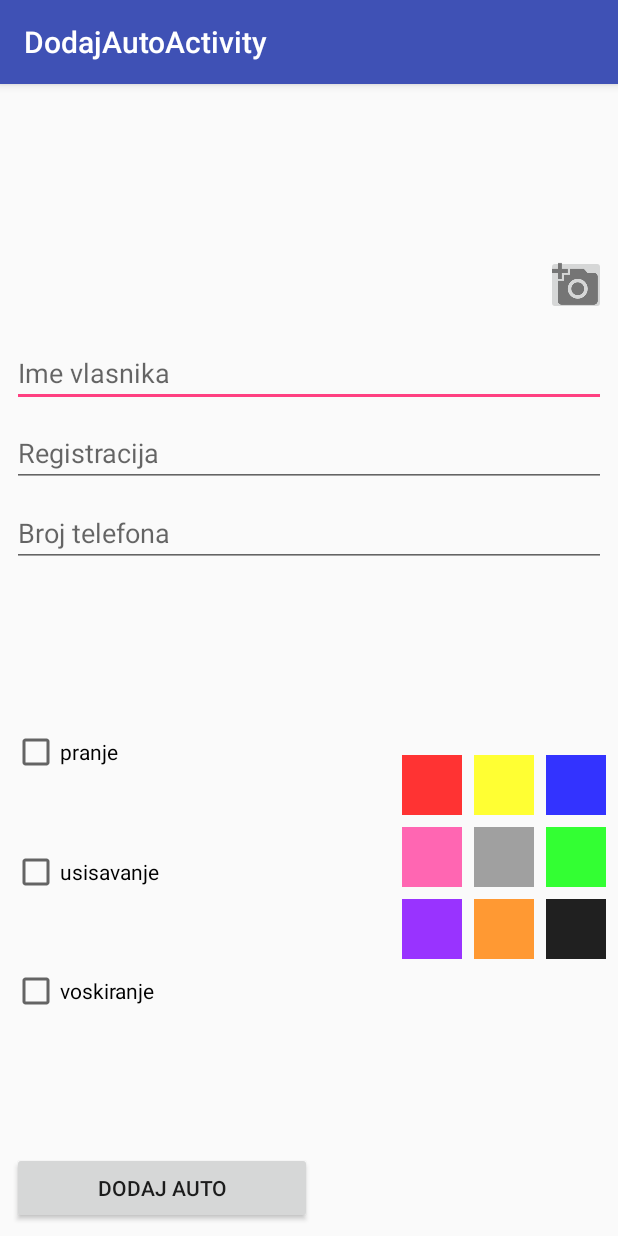
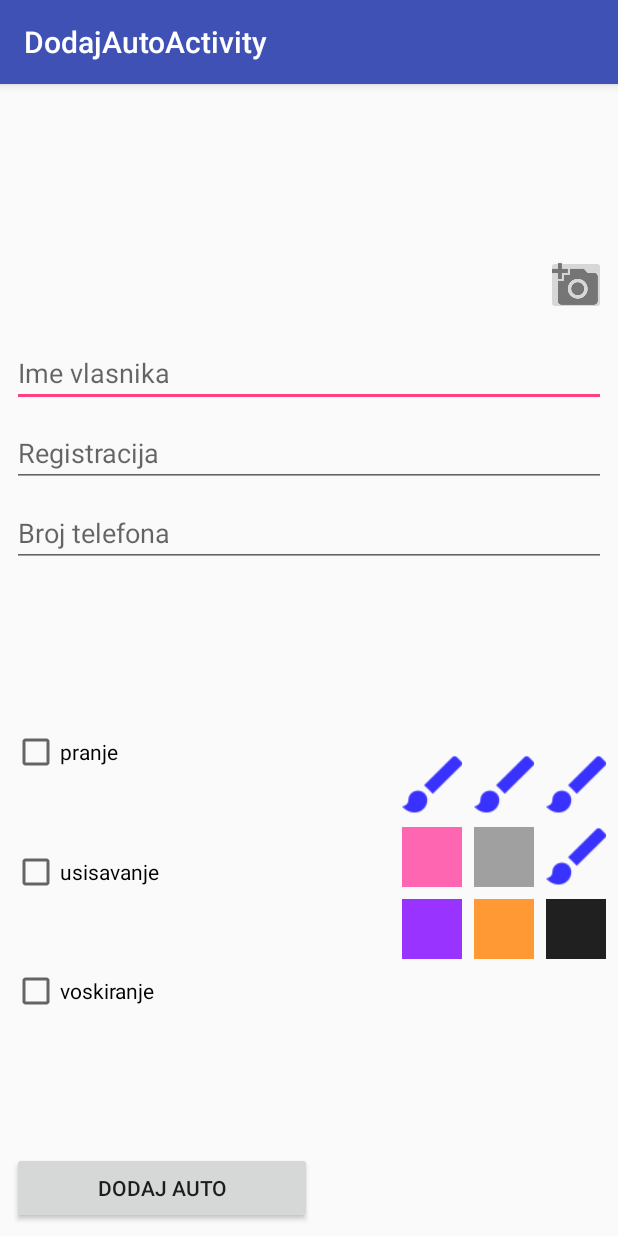
Before and after one commit to ComTradeSkola/Comtrade-Auto-perionica, an Android app: the DodajAutoActivity screen opened directly, with no data from a screen before it, after a tap on an icon or button, on a phone screen of 412 x 824 dp. Run offline under Robolectric (Android 15) with nearby library versions, the phone set to English and light mode, and no system bars; 3 other taps on this screen came first.

Commit message:
Dodao boje

```diff
--- a/app/src/main/res/layout/content_dodaj_auto.xml
+++ b/app/src/main/res/layout/content_dodaj_auto.xml
@@ -115,6 +115,7 @@
         android:layout_height="40dp"
         android:layout_margin="8dp"
         android:background="#FF3333"
+        android:onClick="onSelectColor"
         app:layout_constraintBottom_toBottomOf="parent"
         app:layout_constraintEnd_toStartOf="@+id/zuta_boja_imageButton"
         app:layout_constraintHorizontal_bias="1.0"
@@ -128,6 +129,7 @@
         android:layout_height="40dp"
         android:layout_margin="8dp"
         android:background="#3333FF"
+        android:onClick="onSelectColor"
         app:layout_constraintBottom_toBottomOf="parent"
         app:layout_constraintEnd_toEndOf="parent"
         app:layout_constraintTop_toBottomOf="@+id/broj_telefona_text_view"
@@ -139,6 +141,7 @@
         android:layout_height="40dp"
         android:layout_margin="8dp"
         android:background="#FFFF33"
+        android:onClick="onSelectColor"
         app:layout_constraintBottom_toBottomOf="parent"
         app:layout_constraintEnd_toStartOf="@+id/plava_boja_imageButton"
         app:layout_constraintTop_toBottomOf="@+id/broj_telefona_text_view"
@@ -162,6 +165,7 @@
         android:layout_height="40dp"
         android:layout_margin="8dp"
         android:background="#A0A0A0"
+        android:onClick="onSelectColor"
         app:layout_constraintEnd_toStartOf="@+id/zelena_boja_imageButton"
         app:layout_constraintTop_toBottomOf="@+id/zuta_boja_imageButton" />
 
@@ -171,6 +175,7 @@
         android:layout_height="40dp"
         android:layout_margin="8dp"
         android:background="#FF66B2"
+        android:onClick="onSelectColor"
         app:layout_constraintBottom_toBottomOf="parent"
         app:layout_constraintEnd_toStartOf="@+id/siva_boja_imageButton"
         app:layout_constraintHorizontal_bias="1.0"
@@ -184,6 +189,7 @@
         android:layout_height="40dp"
         android:layout_margin="8dp"
         android:background="#202020"
+        android:onClick="onSelectColor"
         app:layout_constraintBottom_toBottomOf="parent"
         app:layout_constraintEnd_toEndOf="parent"
         app:layout_constraintHorizontal_bias="1.0"
@@ -197,6 +203,7 @@
         android:layout_height="40dp"
         android:layout_margin="8dp"
         android:background="#FF9933"
+        android:onClick="onSelectColor"
         app:layout_constraintBottom_toBottomOf="parent"
         app:layout_constraintEnd_toStartOf="@+id/crna_boja_imageButton"
         app:layout_constraintHorizontal_bias="1.0"
@@ -210,6 +217,7 @@
         android:layout_height="40dp"
         android:layout_margin="8dp"
         android:background="#9933FF"
+        android:onClick="onSelectColor"
         app:layout_constraintBottom_toBottomOf="parent"
         app:layout_constraintEnd_toStartOf="@+id/narandzasta_boja_imageButton"
         app:layout_constraintHorizontal_bias="1.0"
--- a/app/src/main/res/values/colors.xml
+++ b/app/src/main/res/values/colors.xml
@@ -3,5 +3,13 @@
     <color name="colorPrimary">#3F51B5</color>
     <color name="colorPrimaryDark">#303F9F</color>
     <color name="colorAccent">#FF4081</color>
-    <color name="crvena">#FF0000</color>
+    <color name="crvena">#ff3333</color>
+    <color name="zuta">#ffff33</color>
+    <color name="plava">#3333ff</color>
+    <color name="roze">#ff33ff</color>
+    <color name="siva">#adad85</color>
+    <color name="zelena">#5cd65c</color>
+    <color name="lila">#9933ff</color>
+    <color name="narandzasta">#ffad33</color>
+    <color name="crna">#262626</color>
 </resources>
```
Also changed, not shown: app/src/main/java/com/example/localadm/comtrade_auto_perionica/DodajAutoActivity.java (+46 -13 lines), app/src/main/res/drawable-hdpi/ic_color_selected.png (added), app/src/main/res/drawable-mdpi/ic_color_selected.png (added), app/src/main/res/drawable-xhdpi/ic_color_selected.png (added), app/src/main/res/drawable-xxhdpi/ic_color_selected.png (added).
